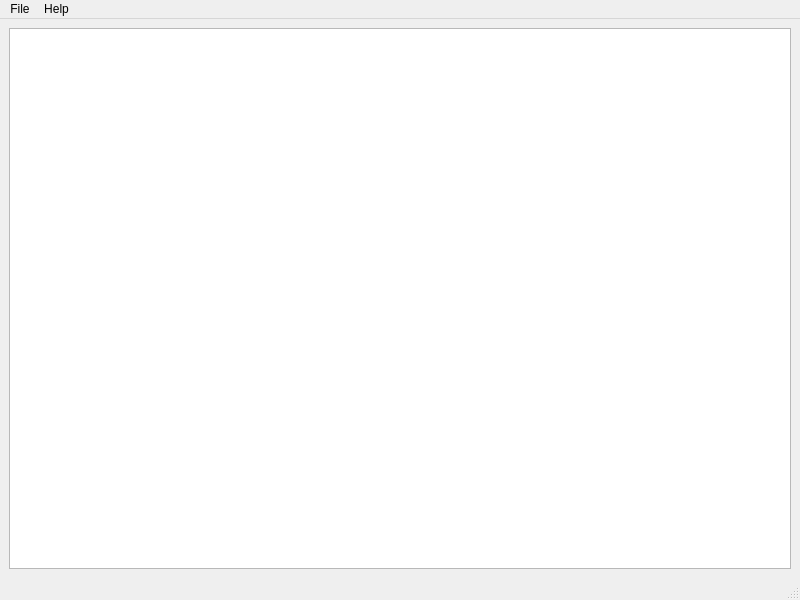
First picture: the form in UI/mainwindow.ui, repository MahmoudHamdy02/Delaunay-Voronoi-Visualizer, before the edit.
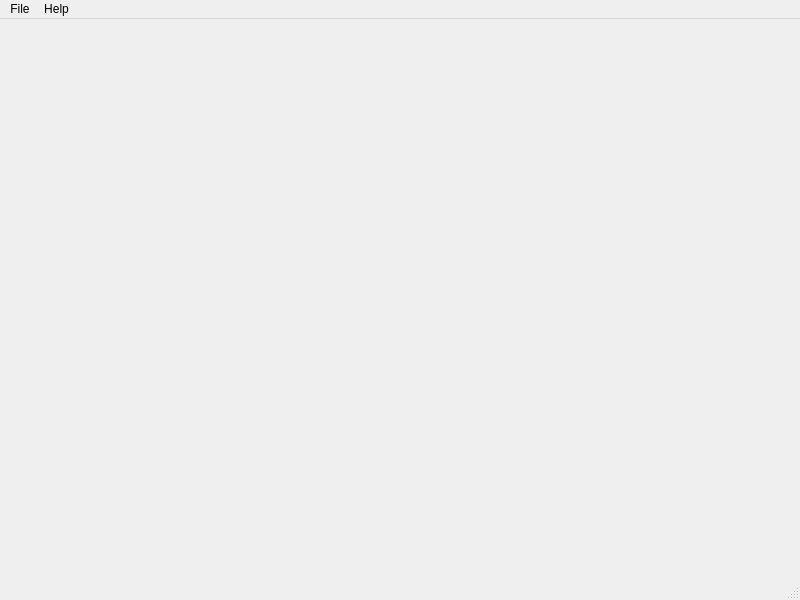
Second picture: the form after the edit.

```diff
--- a/UI/mainwindow.ui
+++ b/UI/mainwindow.ui
@@ -14,11 +14,7 @@
    <string>MainWindow</string>
   </property>
   <widget class="QWidget" name="centralwidget">
-   <layout class="QHBoxLayout" name="horizontalLayout">
-    <item>
-     <widget class="QGraphicsView" name="graphicsView"/>
-    </item>
-   </layout>
+   <layout class="QHBoxLayout" name="horizontalLayout"/>
   </widget>
   <widget class="QMenuBar" name="menubar">
    <property name="geometry">
```
